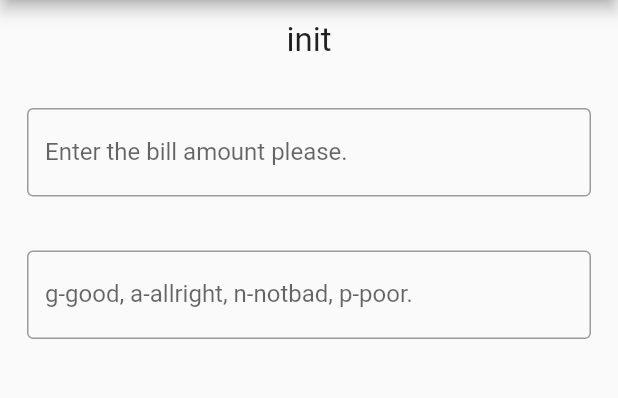
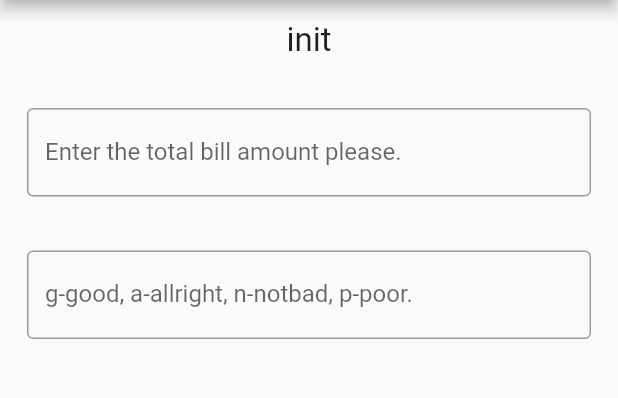
Before and after one commit to mohammeda6429/AndriodStudio-TipCalculator, a Flutter app: the screen it shows after launch, on a phone screen of 412 x 824 dp, the part 84-482 px from its top. Run offline on Flutter 3.47's test engine with Material 2 defaults, Android fonts, the phone set to English and light mode, and no system bars.

Commit message:
finished project 'tip calculator'

```diff
--- a/lib/main.dart
+++ b/lib/main.dart
@@ -89,7 +89,7 @@ class _MyHomePageState extends State<MyHomePage> {
             ),
             Padding(
               padding: const EdgeInsets.all(18.0),
-              child: TextField(decoration: InputDecoration(labelText: 'Enter the bill amount please.',
+              child: TextField(decoration: InputDecoration(labelText: 'Enter the total bill amount please.',
                 border: OutlineInputBorder(),),keyboardType: TextInputType.number,
                   onChanged: (text){
                     t2=text;
```
